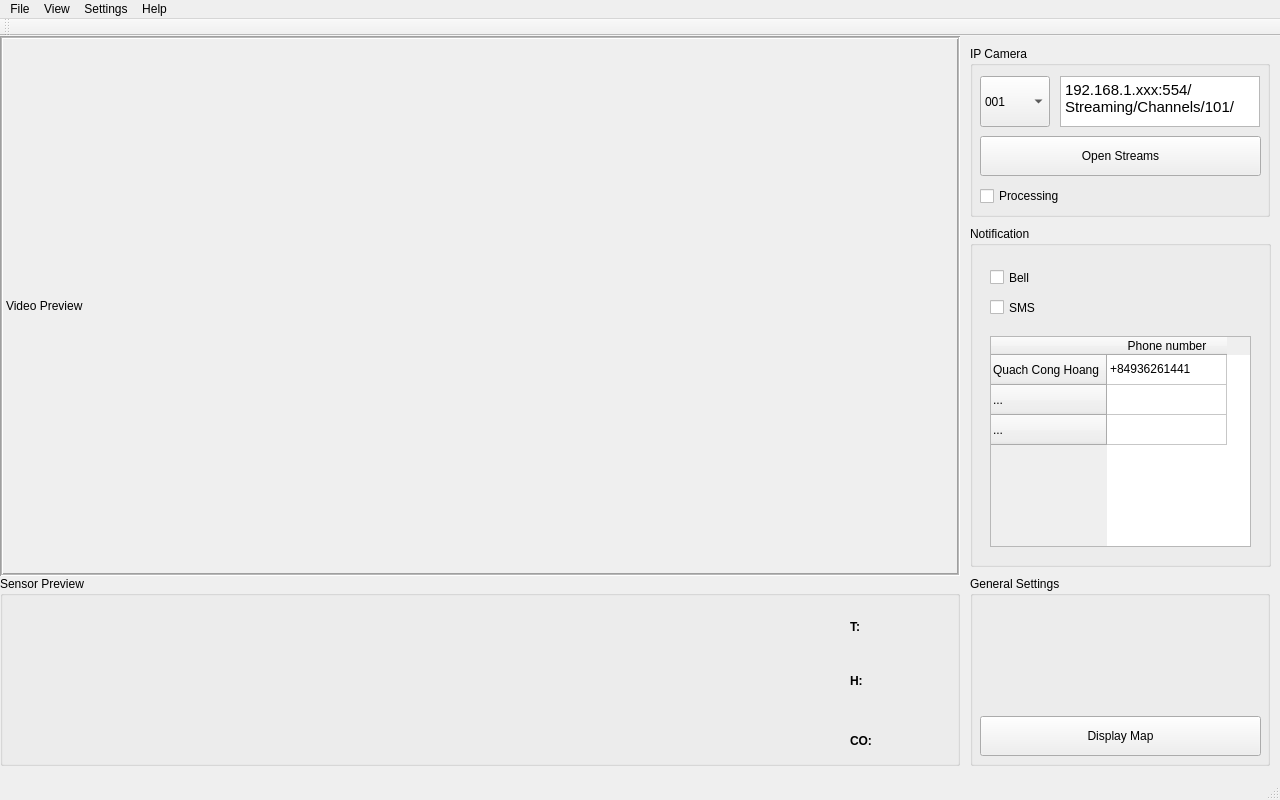
This is apps-python/cam-station/mainwindow.ui in quachconghoang/iot-base as Qt 5 draws it before an edit. The edited form follows.
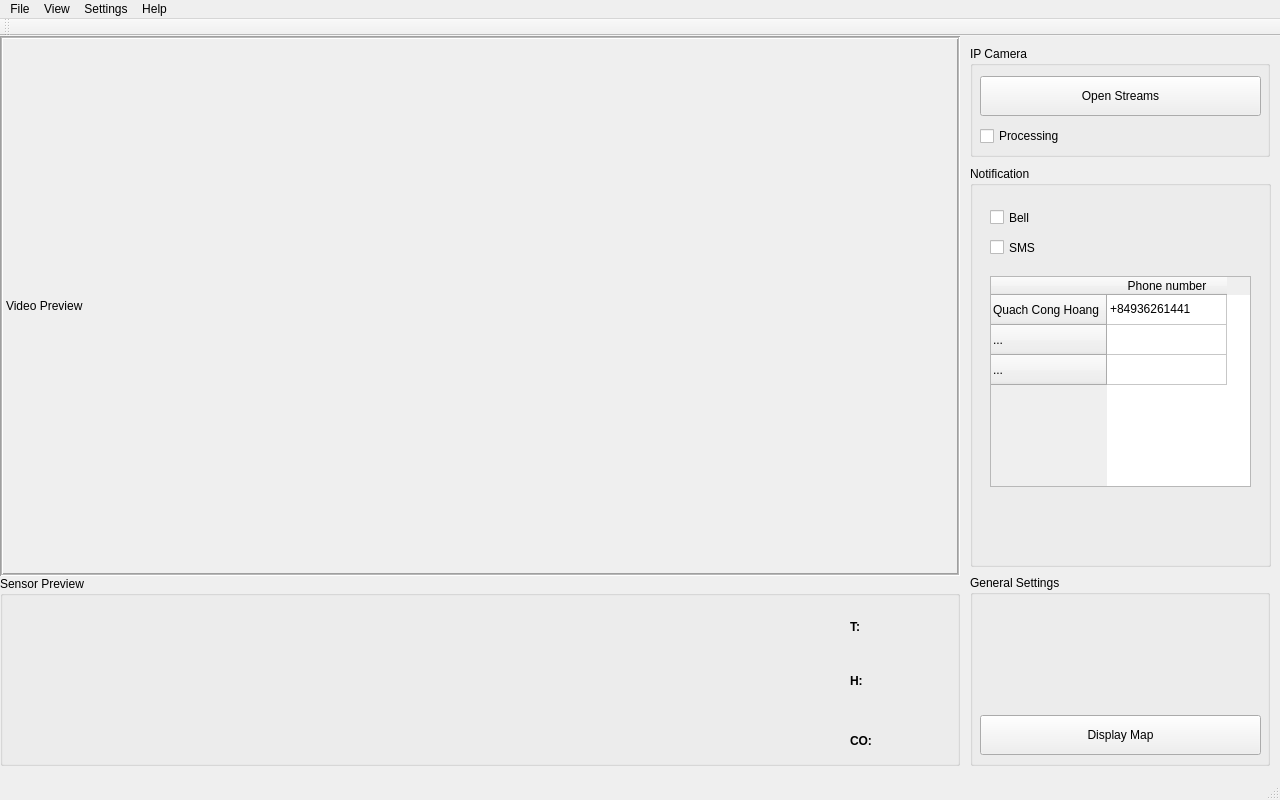
This is the edited form.

```diff
--- a/apps-python/cam-station/mainwindow.ui
+++ b/apps-python/cam-station/mainwindow.ui
@@ -63,7 +63,7 @@
       <x>970</x>
       <y>10</y>
       <width>300</width>
-      <height>171</height>
+      <height>111</height>
      </rect>
     </property>
     <property name="title">
@@ -73,7 +73,7 @@
      <property name="geometry">
       <rect>
        <x>10</x>
-       <y>90</y>
+       <y>30</y>
        <width>281</width>
        <height>40</height>
       </rect>
@@ -89,7 +89,7 @@
      <property name="geometry">
       <rect>
        <x>10</x>
-       <y>130</y>
+       <y>70</y>
        <width>110</width>
        <height>40</height>
       </rect>
@@ -98,61 +98,14 @@
       <string>Processing</string>
      </property>
     </widget>
-    <widget class="QComboBox" name="box_cam">
-     <property name="geometry">
-      <rect>
-       <x>10</x>
-       <y>30</y>
-       <width>70</width>
-       <height>51</height>
-      </rect>
-     </property>
-     <item>
-      <property name="text">
-       <string>001</string>
-      </property>
-     </item>
-     <item>
-      <property name="text">
-       <string>002</string>
-      </property>
-     </item>
-     <item>
-      <property name="text">
-       <string>003</string>
-      </property>
-     </item>
-     <item>
-      <property name="text">
-       <string>004</string>
-      </property>
-     </item>
-    </widget>
-    <widget class="QTextEdit" name="box_loc">
-     <property name="geometry">
-      <rect>
-       <x>90</x>
-       <y>30</y>
-       <width>200</width>
-       <height>51</height>
-      </rect>
-     </property>
-     <property name="html">
-      <string>&lt;!DOCTYPE HTML PUBLIC &quot;-//W3C//DTD HTML 4.0//EN&quot; &quot;http://www.w3.org/TR/REC-html40/strict.dtd&quot;&gt;
-&lt;html&gt;&lt;head&gt;&lt;meta name=&quot;qrichtext&quot; content=&quot;1&quot; /&gt;&lt;style type=&quot;text/css&quot;&gt;
-p, li { white-space: pre-wrap; }
-&lt;/style&gt;&lt;/head&gt;&lt;body style=&quot; font-family:'Ubuntu'; font-size:11pt; font-weight:400; font-style:normal;&quot;&gt;
-&lt;p style=&quot; margin-top:0px; margin-bottom:0px; margin-left:0px; margin-right:0px; -qt-block-indent:0; text-indent:0px;&quot;&gt;192.168.1.xxx:554/Streaming/Channels/101/&lt;/p&gt;&lt;/body&gt;&lt;/html&gt;</string>
-     </property>
-    </widget>
    </widget>
    <widget class="QGroupBox" name="groupBox_2">
     <property name="geometry">
      <rect>
       <x>970</x>
-      <y>540</y>
+      <y>539</y>
       <width>300</width>
-      <height>190</height>
+      <height>191</height>
      </rect>
     </property>
     <property name="title">
@@ -259,9 +212,9 @@
     <property name="geometry">
      <rect>
       <x>970</x>
-      <y>190</y>
+      <y>130</y>
       <width>301</width>
-      <height>341</height>
+      <height>401</height>
      </rect>
     </property>
     <property name="title">
```
